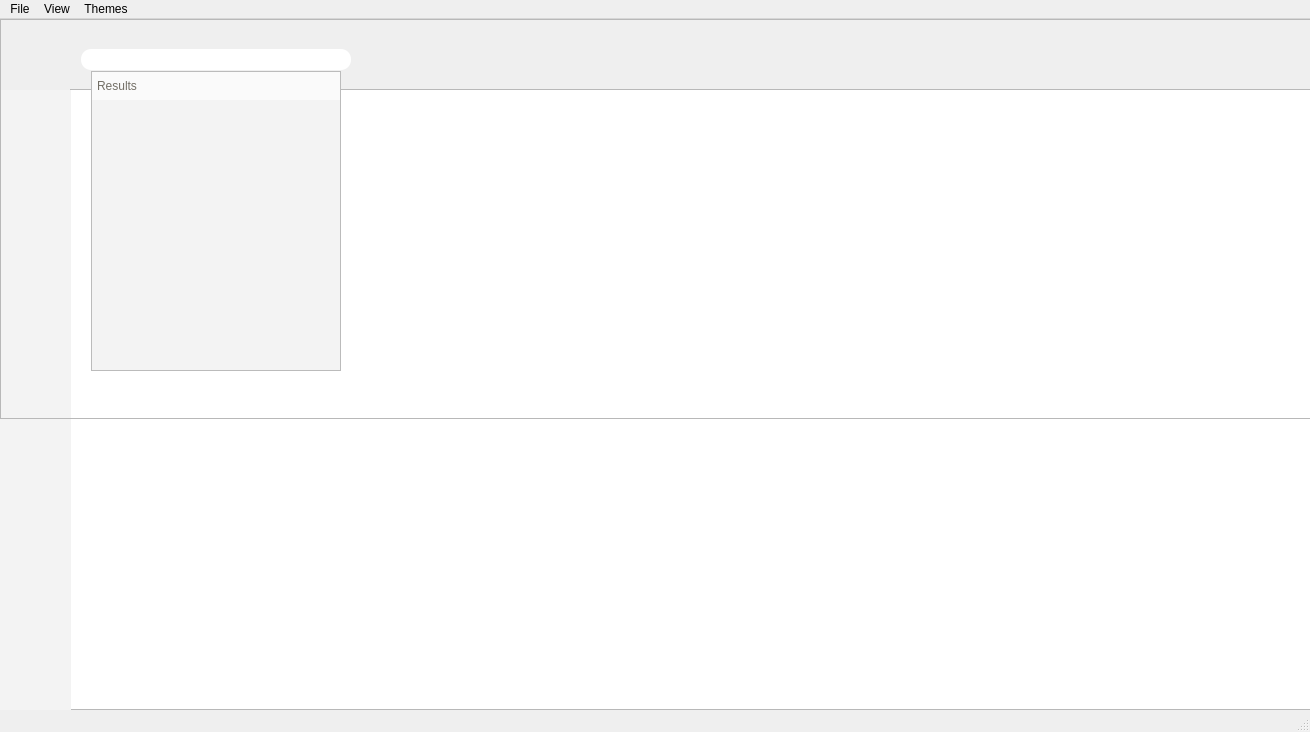
First picture: the form in implementation/primaries/GUI/alternatives/MainWindow.ui, repository Godley/Music-Library, before the edit.
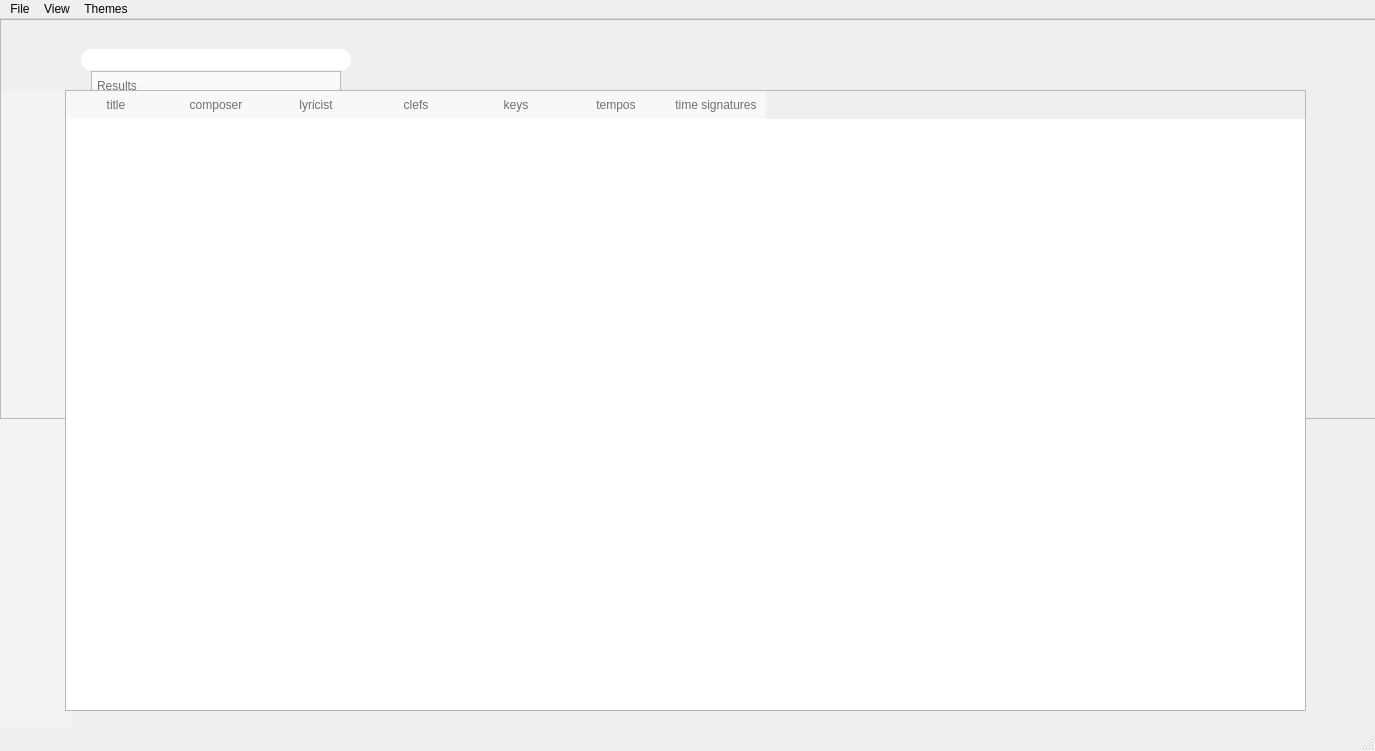
Second picture: the form after the edit. Icons and pictures are not drawn.

Commit message:
implemented playlist viewer
- implemented viewing playlists when clicked from the widget
- implemented showing the playlist
- also implemented viewing the file from the playlist and loading the data in the playlist browser

Diff of the .ui file:
```diff
--- a/implementation/primaries/GUI/alternatives/MainWindow.ui
+++ b/implementation/primaries/GUI/alternatives/MainWindow.ui
@@ -6,8 +6,8 @@
    <rect>
     <x>0</x>
     <y>0</y>
-    <width>1310</width>
-    <height>732</height>
+    <width>1375</width>
+    <height>751</height>
    </rect>
   </property>
   <property name="sizePolicy">
@@ -41,6 +41,10 @@
 
 }
 
+QGraphicsView#scoreWindow {
+background:transparent;
+}
+
 QFrame#contentFrame {
 border:0px;
 background:#A0E8D6;
@@ -425,18 +429,67 @@
      </rect>
     </property>
    </widget>
+   <widget class="QTableWidget" name="playlistTable">
+    <property name="geometry">
+     <rect>
+      <x>65</x>
+      <y>71</y>
+      <width>1241</width>
+      <height>621</height>
+     </rect>
+    </property>
+    <property name="showGrid">
+     <bool>false</bool>
+    </property>
+    <column>
+     <property name="text">
+      <string>title</string>
+     </property>
+    </column>
+    <column>
+     <property name="text">
+      <string>composer</string>
+     </property>
+    </column>
+    <column>
+     <property name="text">
+      <string>lyricist</string>
+     </property>
+    </column>
+    <column>
+     <property name="text">
+      <string>clefs</string>
+     </property>
+    </column>
+    <column>
+     <property name="text">
+      <string>keys</string>
+     </property>
+    </column>
+    <column>
+     <property name="text">
+      <string>tempos</string>
+     </property>
+    </column>
+    <column>
+     <property name="text">
+      <string>time signatures</string>
+     </property>
+    </column>
+   </widget>
    <zorder>scoreWindow</zorder>
    <zorder>buttonFrame</zorder>
    <zorder>contentFrame</zorder>
    <zorder>searchBar</zorder>
    <zorder>searchFrame</zorder>
+   <zorder>playlistTable</zorder>
   </widget>
   <widget class="QMenuBar" name="my_menu">
    <property name="geometry">
     <rect>
      <x>0</x>
      <y>0</y>
-     <width>1310</width>
+     <width>1375</width>
      <height>22</height>
     </rect>
    </property>
```
The commit also changes 5 other files.
